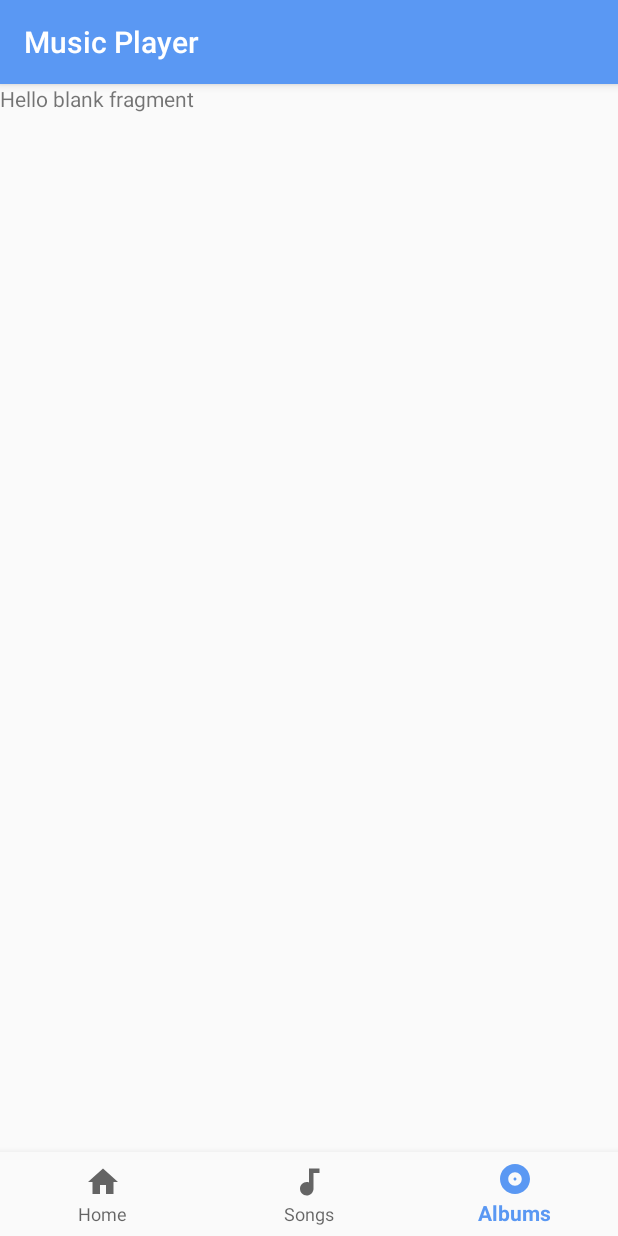
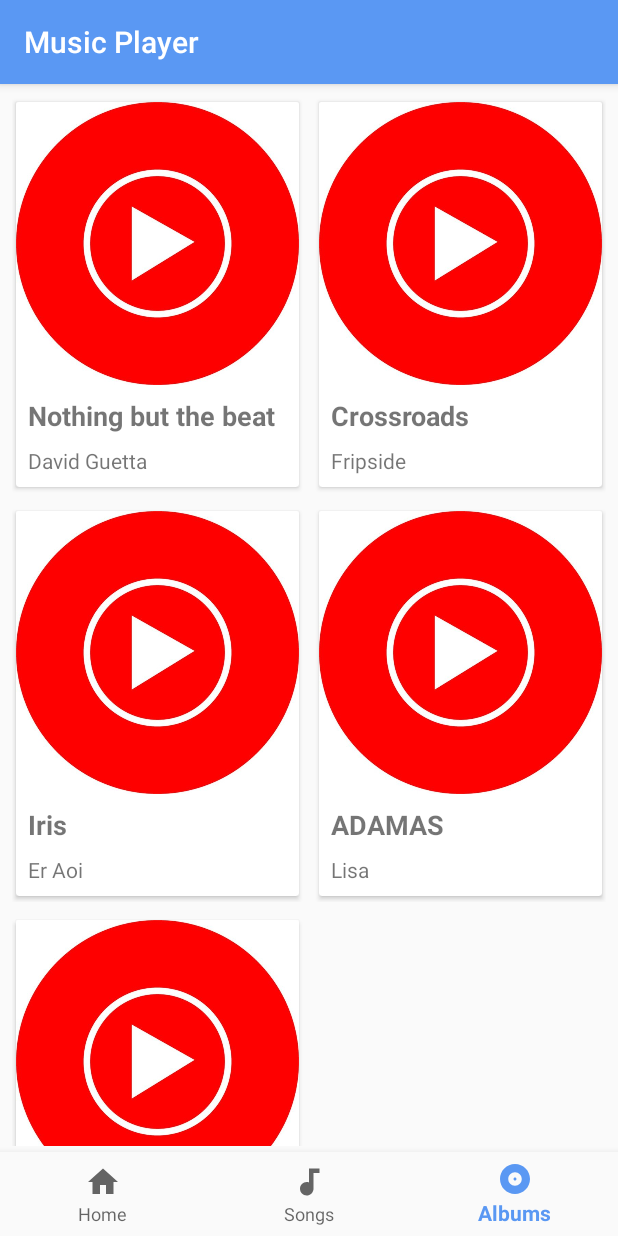
Before and after one commit to misaki1301/Trinity-Player, an Android app: the screen it shows after launch (BottomNavigationActivity), item 3 of the bottom bar chosen, on a phone screen of 412 x 824 dp. Run offline under Robolectric (Android 15) with nearby library versions, the phone set to English and light mode, and no system bars; pictures from the network do not load.

Commit message:
:sparkles: Introducing new features.

```diff
--- a/app/build.gradle
+++ b/app/build.gradle
@@ -3,6 +3,9 @@ apply plugin: 'com.android.application'
 apply plugin: 'kotlin-android'
 
 apply plugin: 'kotlin-android-extensions'
+
+apply plugin: 'kotlin-kapt'
+
 
 android {
     compileSdkVersion 29
@@ -44,6 +47,7 @@ dependencies {
     //Glide
     implementation 'com.github.bumptech.glide:glide:4.9.0'
     annotationProcessor 'com.github.bumptech.glide:compiler:4.9.0'
+    kapt 'com.github.bumptech.glide:compiler:4.9.0'
     testImplementation 'junit:junit:4.12'
     androidTestImplementation 'androidx.test:runner:1.2.0'
     androidTestImplementation 'androidx.test.espresso:espresso-core:3.2.0'
--- a/app/src/main/AndroidManifest.xml
+++ b/app/src/main/AndroidManifest.xml
@@ -13,6 +13,7 @@
             android:roundIcon="@mipmap/ic_launcher_round"
             android:supportsRtl="true"
             android:theme="@style/AppTheme"
+            android:hardwareAccelerated="true"
             tools:ignore="GoogleAppIndexingWarning">
         <activity
                 android:screenOrientation="portrait"
--- a/app/src/main/java/com/shibuyaxpress/trinity_player/BottomNavigationActivity.kt
+++ b/app/src/main/java/com/shibuyaxpress/trinity_player/BottomNavigationActivity.kt
@@ -7,7 +7,7 @@ import com.google.android.material.bottomnavigation.BottomNavigationView
 import androidx.appcompat.app.AppCompatActivity
 import androidx.fragment.app.Fragment
 import androidx.fragment.app.FragmentManager
-import com.shibuyaxpress.trinity_player.Utils.PermissionUtil
+import com.shibuyaxpress.trinity_player.utils.PermissionUtil
 import com.shibuyaxpress.trinity_player.fragments.AlbumFragment
 import com.shibuyaxpress.trinity_player.fragments.HomeFragment
 import com.shibuyaxpress.trinity_player.fragments.SongsFragment
--- a/app/src/main/java/com/shibuyaxpress/trinity_player/MainActivity.kt
+++ b/app/src/main/java/com/shibuyaxpress/trinity_player/MainActivity.kt
@@ -13,11 +13,9 @@ import androidx.recyclerview.widget.DefaultItemAnimator
 import androidx.recyclerview.widget.DividerItemDecoration
 import androidx.recyclerview.widget.LinearLayoutManager
 import androidx.recyclerview.widget.RecyclerView
-import com.shibuyaxpress.trinity_player.Utils.PermissionUtil
+import com.shibuyaxpress.trinity_player.utils.PermissionUtil
 import com.shibuyaxpress.trinity_player.adapters.SongAdapter
 import com.shibuyaxpress.trinity_player.models.AuxSong
-import kotlinx.android.synthetic.main.activity_main.*
-import java.util.*
 import kotlin.collections.ArrayList
 
 
--- /dev/null
+++ b/app/src/main/java/com/shibuyaxpress/trinity_player/adapters/AlbumAdapter.kt
@@ -0,0 +1,44 @@
+package com.shibuyaxpress.trinity_player.adapters
+
+import android.content.Context
+import android.view.LayoutInflater
+import android.view.ViewGroup
+import androidx.recyclerview.widget.RecyclerView
+import com.bumptech.glide.Glide
+import com.shibuyaxpress.trinity_player.R
+import com.shibuyaxpress.trinity_player.holders.AlbumHolder
+import com.shibuyaxpress.trinity_player.models.Album
+import com.shibuyaxpress.trinity_player.utils.GlideApp
+
+class AlbumAdapter(context: Context, albumList:List<Album>) : RecyclerView.Adapter<AlbumHolder>() {
+
+    private var albumList: List<Album>? = ArrayList()
+    private var context: Context? = null
+
+    init {
+        this.context = context
+        this.albumList = albumList
+    }
+
+    override fun onCreateViewHolder(parent: ViewGroup, viewType: Int): AlbumHolder {
+        val itemView = LayoutInflater.from(parent.context).inflate(R.layout.item_album, parent, false)
+        return AlbumHolder(itemView)
+    }
+
+    override fun getItemCount(): Int {
+        return if (albumList!!.isNotEmpty()){
+            albumList!!.size
+        }else{
+            0
+        }
+    }
+
+    override fun onBindViewHolder(holder: AlbumHolder, position: Int) {
+        val album = albumList?.get(position)
+        holder.title!!.text = album!!.name
+        holder.artist!!.text = album.artistName
+        GlideApp.with(context!!).load(album.imageCover)
+            .error(R.drawable.placeholder_song).centerCrop().into(holder.imageAlbum!!)
+    }
+
+}
--- a/app/src/main/java/com/shibuyaxpress/trinity_player/fragments/AlbumFragment.kt
+++ b/app/src/main/java/com/shibuyaxpress/trinity_player/fragments/AlbumFragment.kt
@@ -1,22 +1,48 @@
 package com.shibuyaxpress.trinity_player.fragments
 
 
+import android.net.Uri
 import android.os.Bundle
 import androidx.fragment.app.Fragment
 import android.view.LayoutInflater
 import android.view.View
 import android.view.ViewGroup
+import androidx.recyclerview.widget.DefaultItemAnimator
+import androidx.recyclerview.widget.GridLayoutManager
+import androidx.recyclerview.widget.RecyclerView
 import com.shibuyaxpress.trinity_player.R
+import com.shibuyaxpress.trinity_player.adapters.AlbumAdapter
+import com.shibuyaxpress.trinity_player.models.Album
+import com.shibuyaxpress.trinity_player.repository.AlbumRepository
+import com.shibuyaxpress.trinity_player.utils.ItemOffsetDecoration
 
 class AlbumFragment : Fragment() {
+
+    private var albumList: ArrayList<Album> = ArrayList()
+    private val artworkUri: Uri = Uri.parse("content://media/external/audio/albumart")
+    private var albumRecyclerView: RecyclerView? = null
+    private var albumAdapter: AlbumAdapter? = null
+    private var parentView: View? = null
 
     override fun onCreateView(
         inflater: LayoutInflater, container: ViewGroup?,
         savedInstanceState: Bundle?
     ): View? {
         // Inflate the layout for this fragment
-        return inflater.inflate(R.layout.fragment_album, container, false)
+        parentView = inflater.inflate(R.layout.fragment_album, container, false)
+        albumRecyclerView = parentView!!.findViewById(R.id.recyclerViewAlbum)
+        albumRecyclerView!!.addItemDecoration(ItemOffsetDecoration(activity!!.applicationContext,R.dimen.item_offset))
+        setupAdapter()
+        return parentView
+    }
+
+    private fun setupAdapter() {
+        albumAdapter = AlbumAdapter(activity!!.applicationContext, AlbumRepository().getAlbumFromRepository())
+        albumRecyclerView!!.layoutManager = GridLayoutManager(activity!!.applicationContext, 2)
+        albumRecyclerView!!.itemAnimator = DefaultItemAnimator()
+        albumRecyclerView!!.adapter = albumAdapter
     }
 
 
+
 }
--- /dev/null
+++ b/app/src/main/java/com/shibuyaxpress/trinity_player/holders/AlbumHolder.kt
@@ -0,0 +1,18 @@
+package com.shibuyaxpress.trinity_player.holders
+
+import android.view.View
+import android.widget.ImageView
+import android.widget.TextView
+import androidx.recyclerview.widget.RecyclerView
+import com.shibuyaxpress.trinity_player.R
+
+class AlbumHolder(itemView: View): RecyclerView.ViewHolder(itemView) {
+    var title: TextView? = null
+    var imageAlbum: ImageView? = null
+    var artist: TextView? = null
+    init {
+        title = itemView.findViewById(R.id.textViewAlbum)
+        imageAlbum = itemView.findViewById(R.id.albumImageView)
+        artist = itemView.findViewById(R.id.textViewAlbumArtistName)
+    }
+}
--- a/app/src/main/java/com/shibuyaxpress/trinity_player/models/Album.kt
+++ b/app/src/main/java/com/shibuyaxpress/trinity_player/models/Album.kt
@@ -3,5 +3,7 @@ package com.shibuyaxpress.trinity_player.models
 
 data class Album(
     var name: String?,
+    var imageCover: String?,
+    var artistName: String?,
     var numberOfSong: Int?
 )
--- /dev/null
+++ b/app/src/main/java/com/shibuyaxpress/trinity_player/repository/AlbumRepository.kt
@@ -0,0 +1,16 @@
+package com.shibuyaxpress.trinity_player.repository
+
+import com.shibuyaxpress.trinity_player.models.Album
+
+class AlbumRepository {
+
+    fun getAlbumFromRepository() : ArrayList<Album> {
+        val albumList = ArrayList<Album>()
+        albumList.add(Album("Nothing but the beat","https://images-na.ssl-images-amazon.com/images/I/61CiylsB9KL.jpg","David Guetta",12))
+        albumList.add(Album("Crossroads", "http://www.generasia.com/w/images/thumb/1/19/fripSide_-_Crossroads_%28Limited_Editions%29.jpg/400px-fripSide_-_Crossroads_%28Limited_Editions%29.jpg","Fripside", 15))
+        albumList.add(Album("Iris","http://st.cdjapan.co.jp/pictures/l/14/19/VVCL-1350.jpg","Er Aoi",5))
+        albumList.add(Album("ADAMAS","https://i1.sndcdn.com/artworks-000473606532-vezg3z-t500x500.jpg","Lisa",4))
+        albumList.add(Album("Party Rock","https://i2.wp.com/freshstuff4you.com/wp-content/uploads/2018/03/Party-Rock-Anthem-Remix-Stems.jpg","LMFAO",8))
+        return albumList
+    }
+}
--- /dev/null
+++ b/app/src/main/java/com/shibuyaxpress/trinity_player/utils/AppGlideModule.kt
@@ -0,0 +1,6 @@
+package com.shibuyaxpress.trinity_player.utils
+
+import com.bumptech.glide.annotation.GlideModule
+import com.bumptech.glide.module.AppGlideModule
+@GlideModule
+class AppGlideModule : AppGlideModule()
--- /dev/null
+++ b/app/src/main/java/com/shibuyaxpress/trinity_player/utils/ItemOffsetDecoration.kt
@@ -0,0 +1,20 @@
+package com.shibuyaxpress.trinity_player.utils
+
+import android.content.Context
+import android.graphics.Rect
+import android.view.View
+import androidx.recyclerview.widget.RecyclerView
+import androidx.annotation.DimenRes
+import androidx.annotation.NonNull
+
+
+class ItemOffsetDecoration(private val mItemOffset: Int) : RecyclerView.ItemDecoration() {
+
+    constructor(context: Context, @DimenRes itemOffsetId: Int) : this(context.resources.getDimensionPixelSize(itemOffsetId))
+
+    override fun getItemOffsets(outRect: Rect, view: View, parent: RecyclerView, state: RecyclerView.State)
+    {
+        super.getItemOffsets(outRect, view, parent, state)
+        outRect.set(mItemOffset, mItemOffset, mItemOffset, mItemOffset)
+    }
+}
--- a/app/src/main/java/com/shibuyaxpress/trinity_player/Utils/PermissionUtil.kt
+++ b/app/src/main/java/com/shibuyaxpress/trinity_player/utils/PermissionUtil.kt
@@ -1,4 +1,4 @@
-package com.shibuyaxpress.trinity_player.Utils
+package com.shibuyaxpress.trinity_player.utils
 
 import android.app.Activity
 import android.content.Context
--- a/app/src/main/res/layout/fragment_album.xml
+++ b/app/src/main/res/layout/fragment_album.xml
@@ -5,10 +5,24 @@
              android:layout_height="match_parent"
              tools:context=".fragments.AlbumFragment">
 
-    <!-- TODO: Update blank fragment layout -->
-    <TextView
+    <androidx.recyclerview.widget.RecyclerView
+            android:id="@+id/recyclerViewAlbum"
             android:layout_width="match_parent"
             android:layout_height="match_parent"
-            android:text="@string/hello_blank_fragment"/>
+            android:padding="@dimen/item_offset"/>
+
+    <!--<RelativeLayout
+            android:id="@+id/emptyLayout"
+            android:layout_width="match_parent"
+            android:layout_height="wrap_content"
+            android:layout_gravity="center">
+
+        <TextView
+                android:layout_width="match_parent"
+                android:layout_height="wrap_content"
+                android:textAlignment="center"
+                android:textSize="18sp"
+                android:text="There's no albums to show currently."/>
+    </RelativeLayout>-->
 
 </FrameLayout>
--- /dev/null
+++ b/app/src/main/res/layout/item_album.xml
@@ -0,0 +1,62 @@
+<?xml version="1.0" encoding="utf-8"?>
+<androidx.constraintlayout.widget.ConstraintLayout xmlns:android="http://schemas.android.com/apk/res/android"
+        xmlns:app="http://schemas.android.com/apk/res-auto"
+        xmlns:tools="http://schemas.android.com/tools"
+        android:layout_width="match_parent"
+        android:layout_height="wrap_content">
+
+    <androidx.cardview.widget.CardView
+            android:layout_width="0dp"
+            android:layout_height="wrap_content"
+            app:cardElevation="2dp"
+            app:cardPreventCornerOverlap="true"
+            app:cardUseCompatPadding="true"
+            app:layout_constraintBottom_toBottomOf="parent"
+            app:layout_constraintEnd_toEndOf="parent"
+            app:layout_constraintStart_toStartOf="parent"
+            app:layout_constraintTop_toTopOf="parent">
+
+        <androidx.constraintlayout.widget.ConstraintLayout
+                android:layout_width="match_parent"
+                android:layout_height="wrap_content">
+
+            <ImageView
+                    android:id="@+id/albumImageView"
+                    android:layout_width="0dp"
+                    android:layout_height="0dp"
+                    app:layout_constraintDimensionRatio="w,1:1"
+                    app:layout_constraintEnd_toEndOf="parent"
+                    app:layout_constraintStart_toStartOf="parent"
+                    app:layout_constraintTop_toTopOf="parent"
+                    app:srcCompat="@drawable/album_cover" />
+
+            <TextView
+                    android:id="@+id/textViewAlbum"
+                    android:layout_width="0dp"
+                    android:layout_height="wrap_content"
+                    android:layout_marginStart="8dp"
+                    android:layout_marginTop="8dp"
+                    android:layout_marginEnd="8dp"
+                    android:text="Nothing but the beat"
+                    android:textSize="18sp"
+                    android:textStyle="bold"
+                    app:layout_constraintEnd_toEndOf="parent"
+                    app:layout_constraintStart_toStartOf="parent"
+                    app:layout_constraintTop_toBottomOf="@+id/albumImageView" />
+
+            <TextView
+                    android:id="@+id/textViewAlbumArtistName"
+                    android:layout_width="0dp"
+                    android:layout_height="wrap_content"
+                    android:layout_marginStart="8dp"
+                    android:layout_marginTop="8dp"
+                    android:layout_marginEnd="8dp"
+                    android:layout_marginBottom="8dp"
+                    android:text="TextView"
+                    app:layout_constraintBottom_toBottomOf="parent"
+                    app:layout_constraintEnd_toEndOf="parent"
+                    app:layout_constraintStart_toStartOf="parent"
+                    app:layout_constraintTop_toBottomOf="@+id/textViewAlbum" />
+        </androidx.constraintlayout.widget.ConstraintLayout>
+    </androidx.cardview.widget.CardView>
+</androidx.constraintlayout.widget.ConstraintLayout>
--- a/app/src/main/res/values/dimens.xml
+++ b/app/src/main/res/values/dimens.xml
@@ -2,4 +2,5 @@
     <!-- Default screen margins, per the Android Design guidelines. -->
     <dimen name="activity_horizontal_margin">16dp</dimen>
     <dimen name="activity_vertical_margin">16dp</dimen>
+    <dimen name="item_offset">4dp</dimen>
 </resources>
--- a/build.gradle
+++ b/build.gradle
@@ -13,7 +13,7 @@ buildscript {
 
     }
     dependencies {
-        classpath 'com.android.tools.build:gradle:3.5.0'
+        classpath 'com.android.tools.build:gradle:3.5.1'
         classpath "org.jetbrains.kotlin:kotlin-gradle-plugin:$kotlin_version"
         // NOTE: Do not place your application dependencies here; they belong
         // in the individual module build.gradle files
```
Also changed, not shown: app/src/main/java/com/shibuyaxpress/trinity_player/fragments/SongsFragment.kt (+0 -7 lines), app/src/main/res/drawable/album_cover.jpg (added).
